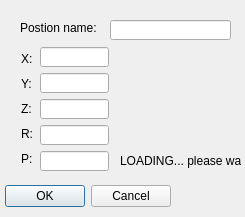
The window that createcoordinates.ui (dexter299792458/ATS) describes before a commit, drawn with Qt 5.
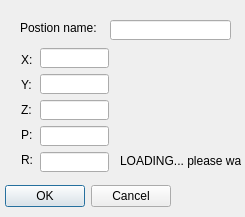
The same window after the commit.

Commit message: vakjes omdraaien

What changed in the file:
```diff
--- a/createcoordinates.ui
+++ b/createcoordinates.ui
@@ -33,7 +33,7 @@
    <property name="geometry">
     <rect>
      <x>40</x>
-     <y>47</y>
+     <y>48</y>
      <width>69</width>
      <height>20</height>
     </rect>
@@ -43,7 +43,7 @@
    <property name="geometry">
     <rect>
      <x>40</x>
-     <y>73</y>
+     <y>74</y>
      <width>69</width>
      <height>20</height>
     </rect>
@@ -53,7 +53,7 @@
    <property name="geometry">
     <rect>
      <x>40</x>
-     <y>151</y>
+     <y>126</y>
      <width>69</width>
      <height>20</height>
     </rect>
@@ -63,7 +63,7 @@
    <property name="geometry">
     <rect>
      <x>40</x>
-     <y>99</y>
+     <y>100</y>
      <width>69</width>
      <height>20</height>
     </rect>
@@ -73,7 +73,7 @@
    <property name="geometry">
     <rect>
      <x>40</x>
-     <y>125</y>
+     <y>152</y>
      <width>69</width>
      <height>20</height>
     </rect>
@@ -96,7 +96,7 @@
    <property name="geometry">
     <rect>
      <x>21</x>
-     <y>51</y>
+     <y>52</y>
      <width>16</width>
      <height>16</height>
     </rect>
@@ -109,7 +109,7 @@
    <property name="geometry">
     <rect>
      <x>21</x>
-     <y>76</y>
+     <y>77</y>
      <width>16</width>
      <height>16</height>
     </rect>
@@ -122,7 +122,7 @@
    <property name="geometry">
     <rect>
      <x>21</x>
-     <y>101</y>
+     <y>102</y>
      <width>16</width>
      <height>16</height>
     </rect>
@@ -135,7 +135,7 @@
    <property name="geometry">
     <rect>
      <x>21</x>
-     <y>126</y>
+     <y>152</y>
      <width>16</width>
      <height>16</height>
     </rect>
@@ -148,7 +148,7 @@
    <property name="geometry">
     <rect>
      <x>21</x>
-     <y>151</y>
+     <y>127</y>
      <width>16</width>
      <height>16</height>
     </rect>
```
